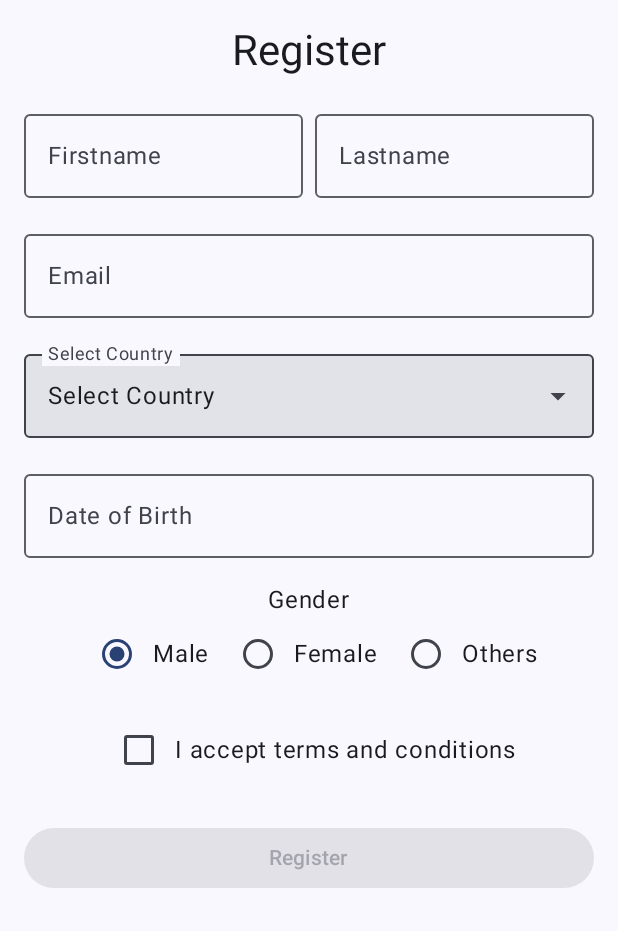
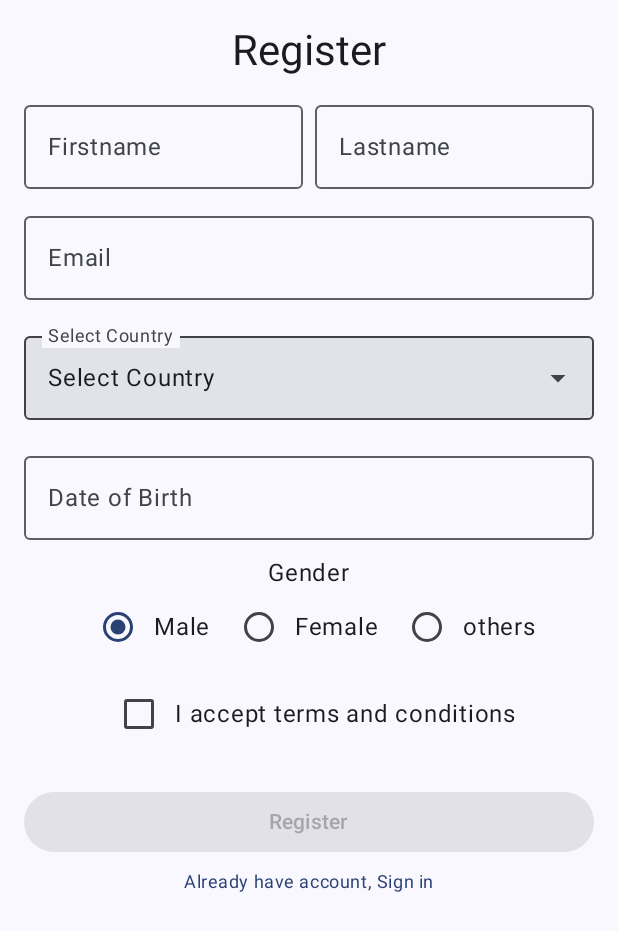
Before and after one commit to Surajrana31-0/Kotlin-Basic, an Android app built with Jetpack Compose: the RegistrationActivity screen opened directly, with no data from a screen before it, on a phone screen of 412 x 824 dp. Shown: the top 931 px of the screen. Run offline under Robolectric (Android 15) with nearby library versions, the phone set to English and light mode, and no system bars.

Commit message:
Updated RegistrationActivity and vcs config

```diff
--- a/app/src/main/java/com/example/demo/RegistrationActivity.kt
+++ b/app/src/main/java/com/example/demo/RegistrationActivity.kt
@@ -12,7 +12,6 @@ import androidx.compose.runtime.*
 import androidx.compose.ui.Alignment
 import androidx.compose.ui.Modifier
 import androidx.compose.ui.text.input.KeyboardType
-//import androidx.compose.ui.text.input.PasswordVisualTransformation
 import androidx.compose.ui.tooling.preview.Preview
 import androidx.compose.ui.unit.dp
 import com.example.demo.ui.theme.DEMOTheme
@@ -51,33 +50,37 @@ fun Registration(innerPadding: PaddingValues) {
             .fillMaxSize(),
         horizontalAlignment = Alignment.CenterHorizontally,
 
-    ) {
+        ) {
         Text(text = "Register", style = MaterialTheme.typography.headlineMedium)
 
-        Spacer(modifier = Modifier.height(16.dp))
 
-        // Firstname and Lastname side by side
+        Spacer(modifier = Modifier.height(10.dp))
+
+
         Row(modifier = Modifier.fillMaxWidth(), horizontalArrangement = Arrangement.spacedBy(8.dp)) {
             OutlinedTextField(
                 value = firstName,
-                onValueChange = { input -> firstName = input },
+                onValueChange = { input ->
+                    firstName = input },
                 label = { Text("Firstname") },
                 modifier = Modifier.weight(1f)
             )
             OutlinedTextField(
                 value = lastName,
-                onValueChange = { input -> lastName = input},
+                onValueChange = { input ->
+                    lastName = input},
                 label = { Text("Lastname") },
                 modifier = Modifier.weight(1f)
             )
         }
 
-        Spacer(modifier = Modifier.height(16.dp))
+        Spacer(modifier = Modifier.height(10.dp))
 
         // Email
         OutlinedTextField(
             value = email,
-            onValueChange = { input -> email = input },
+            onValueChange = { input ->
+                email = input },
             label = { Text("Email") },
             keyboardOptions = KeyboardOptions(keyboardType = KeyboardType.Email),
             modifier = Modifier.fillMaxWidth()
@@ -96,7 +99,6 @@ fun Registration(innerPadding: PaddingValues) {
                 readOnly = true,
                 label = { Text("Select Country") },
                 modifier = Modifier
-                    //.menuAnchor()
                     .fillMaxWidth(),
                 trailingIcon = { ExposedDropdownMenuDefaults.TrailingIcon(expanded = expanded) },
                 colors = ExposedDropdownMenuDefaults.textFieldColors()
@@ -119,7 +121,7 @@ fun Registration(innerPadding: PaddingValues) {
 
         Spacer(modifier = Modifier.height(16.dp))
 
-        // DOB
+
         OutlinedTextField(
             value = dob,
             onValueChange = { dob = it },
@@ -127,24 +129,30 @@ fun Registration(innerPadding: PaddingValues) {
             modifier = Modifier.fillMaxWidth()
         )
 
-        Spacer(modifier = Modifier.height(16.dp))
+        Spacer(modifier = Modifier.height(10.dp))
 
-        // Gender radio buttons
+
         Text(text = "Gender")
         Row(verticalAlignment = Alignment.CenterVertically) {
-            RadioButton(selected = gender == "Male", onClick = { gender = "Male" })
+            RadioButton(selected = gender == "Male",
+            onClick = { gender = "Male" })
             Text("Male")
+
+
             Spacer(modifier = Modifier.width(8.dp))
-            RadioButton(selected = gender == "Female", onClick = { gender = "Female" })
+            RadioButton(selected = gender == "Female",
+            onClick = { gender = "Female" })
             Text("Female")
+
             Spacer(modifier = Modifier.width(8.dp))
-            RadioButton(selected = gender == "Others", onClick = { gender = "Others" })
-            Text("Others")
+            RadioButton(selected = gender == "others",
+            onClick = { gender = "others" })
+            Text("others")
         }
 
-        Spacer(modifier = Modifier.height(16.dp))
+        Spacer(modifier = Modifier.height(10.dp))
 
-        // Terms and Conditions
+
         Row(verticalAlignment = Alignment.CenterVertically) {
             Checkbox(checked = acceptTerms, onCheckedChange = { acceptTerms = it })
             Text("I accept terms and conditions")
@@ -152,14 +160,25 @@ fun Registration(innerPadding: PaddingValues) {
 
         Spacer(modifier = Modifier.height(24.dp))
 
-        // Submit button
+
         Button(
             onClick = { /* Handle registration */ },
+
+
             modifier = Modifier.fillMaxWidth(),
             enabled = acceptTerms
         ) {
             Text("Register")
         }
+
+        Spacer(modifier = Modifier.height(8.dp))
+
+
+        Text(
+            text = "Already have account, Sign in",
+            style = MaterialTheme.typography.bodySmall,
+            color = MaterialTheme.colorScheme.primary
+        )
     }
 }
 
```
